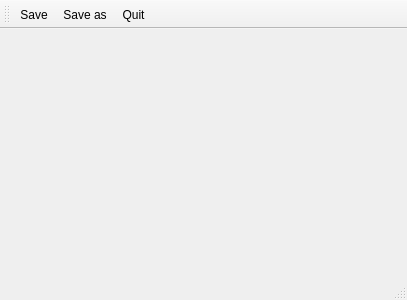
Old version of the form src/MainWindow.ui in the repository cvuchener/DF-Tileset-Assembler.
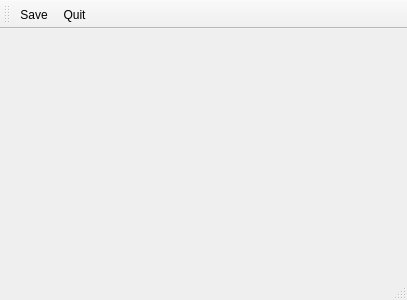
New version of the form. Icons and pictures are not drawn.

```diff
--- a/src/MainWindow.ui
+++ b/src/MainWindow.ui
@@ -32,7 +32,6 @@
     <bool>false</bool>
    </attribute>
    <addaction name="save_action"/>
-   <addaction name="save_as_action"/>
    <addaction name="quit_action"/>
   </widget>
   <widget class="QStatusBar" name="status_bar"/>
```
